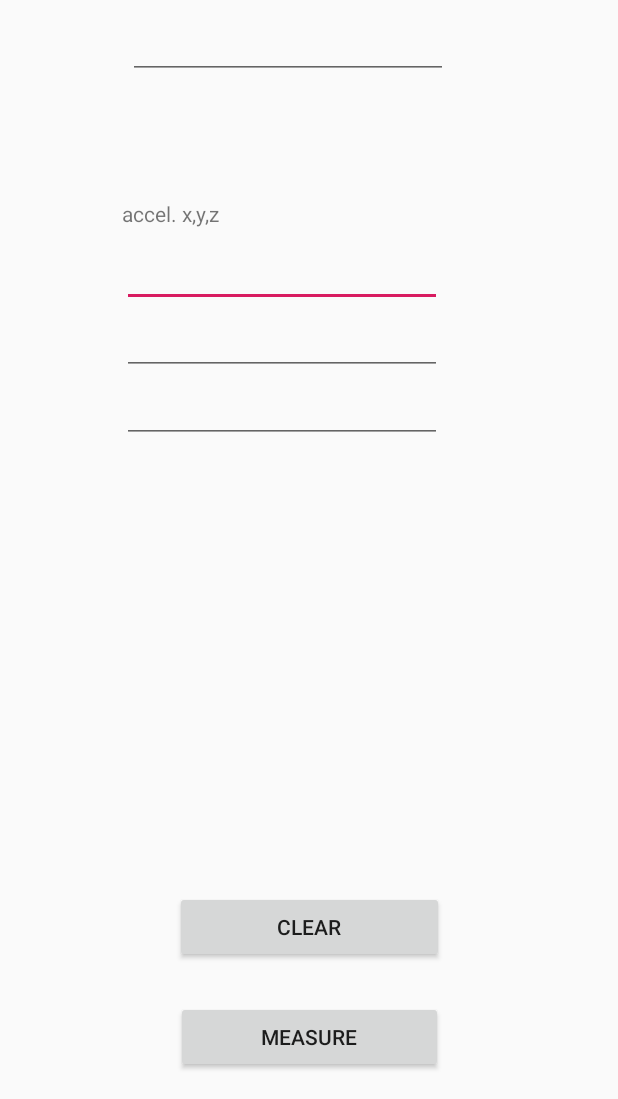
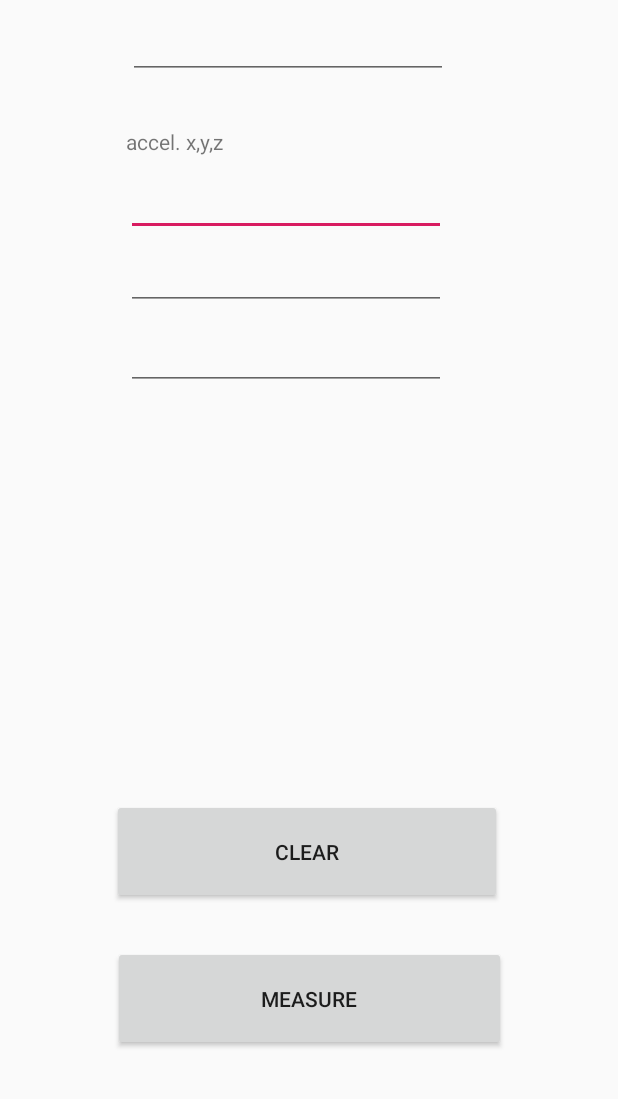
Before and after one commit to acritely/DistanceApp, an Android app: the screen it shows after launch (MainActivity), on a phone screen of 412 x 824 dp, the part 137-1236 px from its top. Run offline under Robolectric (Android 15) with nearby library versions, the phone set to English and light mode, and no system bars.

Commit message:
Add project

```diff
--- a/app/src/main/java/acritelysoftware/distanceapp/MainActivity.java
+++ b/app/src/main/java/acritelysoftware/distanceapp/MainActivity.java
@@ -1,13 +1,82 @@
 package acritelysoftware.distanceapp;
 
+import android.content.Context;
+import android.hardware.Sensor;
+import android.hardware.SensorEvent;
+import android.hardware.SensorEventListener;
+import android.hardware.SensorManager;
+import android.os.Handler;
 import android.support.v7.app.AppCompatActivity;
 import android.os.Bundle;
+import android.view.View;
+import android.widget.Button;
+import android.widget.EditText;
 
 public class MainActivity extends AppCompatActivity {
+
+    private SensorManager sensorManager;
+    private Sensor sensor;
+    private Runnable mTimer1;
+
+    private final Handler mHandler = new Handler();
 
     @Override
     protected void onCreate(Bundle savedInstanceState) {
         super.onCreate(savedInstanceState);
+        sensorManager = (SensorManager) getSystemService(Context.SENSOR_SERVICE);
+        sensor = sensorManager.getDefaultSensor(Sensor.TYPE_ACCELEROMETER);
         setContentView(R.layout.activity_main);
     }
+
+    @Override protected void onStart() {
+        super.onStart();
+        if (null != sensor) {
+            sensorManager.registerListener(mSensorEventListener, sensor, SensorManager.SENSOR_DELAY_UI);
+        }
+    }
+
+    private SensorEventListener mSensorEventListener = new SensorEventListener() {
+
+        @Override public void onSensorChanged(SensorEvent event) {
+            StringBuilder sb = new StringBuilder();
+
+            for (int i = 0; i < event.values.length; i++) {
+                sb.append("values[").append(i).append("] : ").append(event.values[i]).append("\n");//this is the sensor data
+            }
+
+            //dataTextView.setText(sb);
+            //this is where they sent the sensor values
+            EditText accel_x = (EditText) findViewById(R.id.accel_x);
+            accel_x.setText(sb.toString());
+        }
+
+        @Override public void onAccuracyChanged(Sensor sensor, int accuracy) {
+        }
+    };
+
+    public void resetClick(View view) {
+        EditText distET = (EditText) findViewById(R.id.dist);
+        distET.setText("");
+    }
+
+    public void measureClick(View view) {
+
+        mTimer1 = new Runnable() {
+
+            @Override
+            public void run() {
+                double heldTime = 0.0;
+
+                Button measureButton = (Button) findViewById(R.id.measureButton);
+
+                while (measureButton.isPressed()) {
+                    heldTime += 1; //ms??
+                }
+
+                EditText distET = (EditText) findViewById(R.id.dist);
+                distET.setText(String.format("On Time: %s", heldTime));
+            }
+        };
+    }
+
 }
--- a/app/src/main/res/layout/activity_main.xml
+++ b/app/src/main/res/layout/activity_main.xml
@@ -6,21 +6,11 @@
     android:layout_height="match_parent"
     tools:context=".MainActivity">
 
-    <Button
-        android:id="@+id/clearButton"
-        android:layout_width="179dp"
-        android:layout_height="wrap_content"
-        android:layout_marginBottom="25dp"
-        android:text="Clear"
-        app:layout_constraintBottom_toTopOf="@+id/measureButton"
-        app:layout_constraintEnd_toEndOf="parent"
-        app:layout_constraintStart_toStartOf="parent" />
-
     <EditText
         android:id="@+id/accel_x"
         android:layout_width="wrap_content"
         android:layout_height="wrap_content"
-        android:layout_marginTop="7dp"
+        android:layout_marginTop="8dp"
         android:ems="10"
         android:inputType="numberSigned"
         android:visibility="visible"
@@ -31,6 +21,7 @@
         android:id="@+id/accel_y"
         android:layout_width="wrap_content"
         android:layout_height="wrap_content"
+        android:layout_marginTop="4dp"
         android:ems="10"
         android:inputType="numberSigned"
         android:visibility="visible"
@@ -41,6 +32,7 @@
         android:id="@+id/accel_z"
         android:layout_width="wrap_content"
         android:layout_height="wrap_content"
+        android:layout_marginTop="8dp"
         android:ems="10"
         android:inputType="numberSigned"
         android:visibility="visible"
@@ -61,8 +53,8 @@
         android:id="@+id/textView"
         android:layout_width="wrap_content"
         android:layout_height="wrap_content"
-        android:layout_marginStart="81dp"
-        android:layout_marginTop="168dp"
+        android:layout_marginStart="84dp"
+        android:layout_marginTop="120dp"
         android:text="accel. x,y,z"
         app:layout_constraintStart_toStartOf="parent"
         app:layout_constraintTop_toTopOf="parent" />
@@ -78,10 +70,23 @@
         app:layout_constraintTop_toTopOf="parent" />
 
     <Button
+        android:id="@+id/clearButton"
+        android:layout_width="260dp"
+        android:layout_height="70dp"
+        android:layout_marginBottom="28dp"
+        android:onClick="resetClick"
+        android:text="Clear"
+        app:layout_constraintBottom_toTopOf="@+id/measureButton"
+        app:layout_constraintEnd_toEndOf="parent"
+        app:layout_constraintHorizontal_bias="0.491"
+        app:layout_constraintStart_toStartOf="parent" />
+
+    <Button
         android:id="@+id/measureButton"
-        android:layout_width="178dp"
-        android:layout_height="wrap_content"
-        android:layout_marginBottom="17dp"
+        android:layout_width="262dp"
+        android:layout_height="70dp"
+        android:layout_marginBottom="32dp"
+        android:onClick="measureClick"
         android:text="Measure"
         app:layout_constraintBottom_toBottomOf="parent"
         app:layout_constraintEnd_toEndOf="parent"
```
